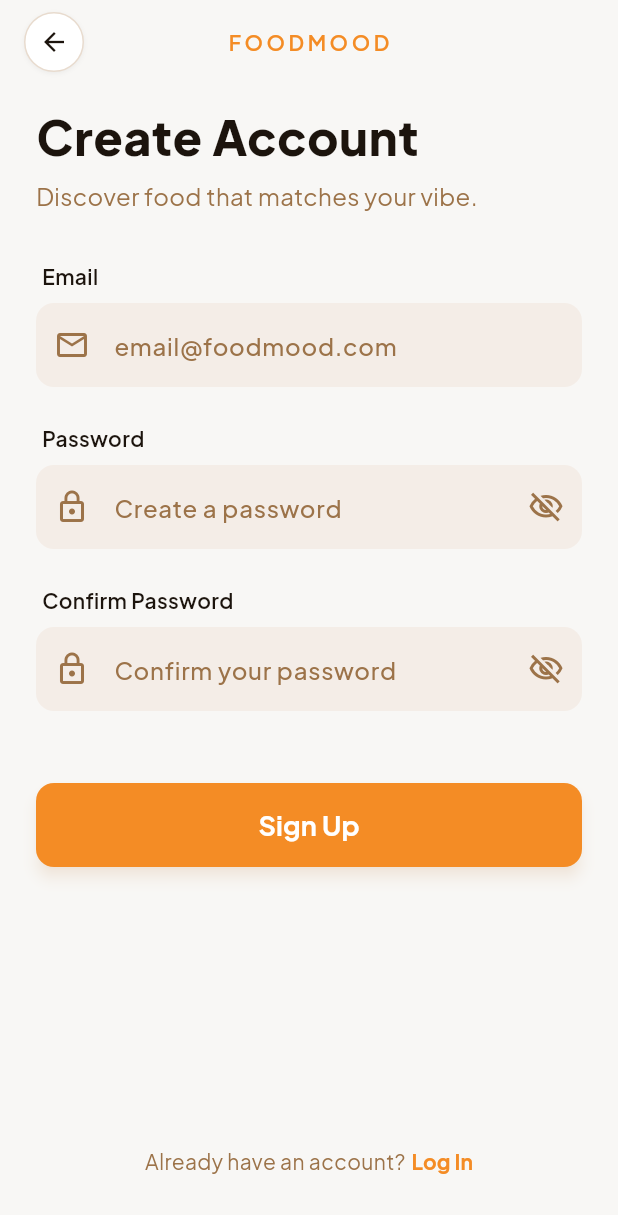
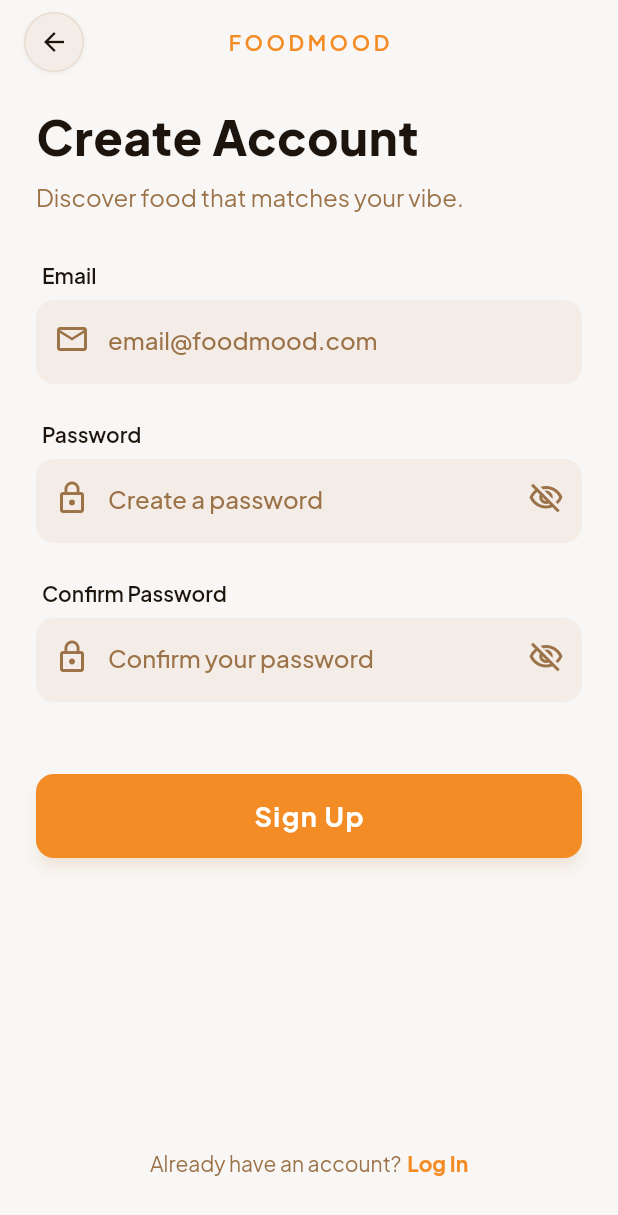
Before and after one commit to pckzy/FoodMood, a Flutter app: the screen it shows after launch, after a tap on "Create an Account", on a phone screen of 412 x 824 dp. Shown: the top 1215 px of the screen. Run offline on Flutter 3.47's test engine with Material 3 defaults, Android fonts, the light colour scheme and no system bars; our stand-ins replace flutter_dotenv, supabase_flutter; accounts and stored records are empty.

Commit message:
Add light/dark theme

```diff
--- a/lib/main.dart
+++ b/lib/main.dart
@@ -1,6 +1,9 @@
 import 'package:flutter/material.dart';
 import 'package:flutter_dotenv/flutter_dotenv.dart';
 import 'package:foodmood/auth/auth_gate.dart';
+import 'package:foodmood/theme/theme.dart';
+import 'package:foodmood/theme/theme_provider.dart';
+import 'package:provider/provider.dart';
 import 'package:supabase_flutter/supabase_flutter.dart';
 
 void main() async {
@@ -10,9 +13,14 @@
   final supabaseAnonKey = dotenv.env['SUPABASE_ANON_KEY']!;
   final supabaseUrl = dotenv.env['SUPABASE_URL']!;
 
-
-  await Supabase.initialize(anonKey: supabaseAnonKey, url: supabaseUrl );
-  runApp(const MainApp());
+  await Supabase.initialize(anonKey: supabaseAnonKey, url: supabaseUrl);
+  runApp(
+    ChangeNotifierProvider(
+      create: (context) => ThemeProvider(),
+      child: const MainApp(),
+    ),
+  );
+  // runApp(const MainApp());
 }
 
 class MainApp extends StatelessWidget {
@@ -22,7 +30,10 @@
   Widget build(BuildContext context) {
     return MaterialApp(
       title: 'FoodMood',
-      theme: ThemeData(useMaterial3: true, fontFamily: 'PlusJakartaSans'),
+      // theme: ThemeData(useMaterial3: true, fontFamily: 'PlusJakartaSans'),
+      // theme: lightMode,
+      theme: Provider.of<ThemeProvider>(context).themeData,
+      darkTheme: darkMode,
       home: AuthGate(),
       debugShowCheckedModeBanner: false,
     );
--- a/lib/screens/login_screen.dart
+++ b/lib/screens/login_screen.dart
@@ -71,8 +71,10 @@
 
   @override
   Widget build(BuildContext context) {
+    final colorScheme = Theme.of(context).colorScheme;
+
     return Scaffold(
-      backgroundColor: const Color(0xFFF8F7F5),
+      backgroundColor: colorScheme.surface,
       body: SafeArea(
         child: SingleChildScrollView(
           child: ConstrainedBox(
@@ -185,6 +187,8 @@
 
   @override
   Widget build(BuildContext context) {
+    final colorScheme = Theme.of(context).colorScheme;
+
     return Padding(
       padding: const EdgeInsets.fromLTRB(24, 48, 24, 24),
       child: Column(
@@ -195,7 +199,8 @@
             height: 200,
             decoration: BoxDecoration(
               shape: BoxShape.circle,
-              color: const Color(0xFFF48C25).withValues(alpha: 0.1),
+              color: colorScheme.secondary.withValues(alpha: 0.1),
+              // color: const Color(0xFFF48C25).withValues(alpha: 0.1),
               image: const DecorationImage(
                 image: AssetImage('assets/images/foodmood-logo.png'),
                 fit: BoxFit.cover,
@@ -205,24 +210,26 @@
           ),
           const SizedBox(height: 24),
           // Title
-          const Text(
+          Text(
             'FoodMood',
             style: TextStyle(
               fontSize: 30, // text-3xl (1.875rem = 30px)
               fontWeight: FontWeight.bold,
-              color: Color(0xFF1C140D),
+              color: colorScheme.primary,
+              // color: Color(0xFF1C140D),
               letterSpacing: 0.5,
               height: 1.2,
             ),
           ),
           const SizedBox(height: 8),
           // Subtitle
-          const Text(
+          Text(
             'Find your flavor',
             style: TextStyle(
               fontSize: 16, // text-base
               fontWeight: FontWeight.w500,
-              color: Color(0xFF9C7349),
+              color: colorScheme.onPrimary,
+              // color: Color(0xFF9C7349),
             ),
           ),
         ],
--- a/lib/screens/profile_screen.dart
+++ b/lib/screens/profile_screen.dart
@@ -1,5 +1,8 @@
 import 'package:flutter/material.dart';
 import 'package:foodmood/auth/auth_service.dart';
+import 'package:foodmood/theme/theme_provider.dart';
+import 'package:foodmood/widgets/test_btn.dart';
+import 'package:provider/provider.dart';
 
 class ProfileScreen extends StatefulWidget {
   const ProfileScreen({super.key});
@@ -24,7 +27,18 @@
         title: const Text('Profile'),
         actions: [IconButton(onPressed: logout, icon: Icon(Icons.logout))],
       ),
-      body: Center(child: Text(currentEmail.toString())),
+      backgroundColor: Theme.of(context).colorScheme.surface,
+      body: Column(
+        children: [
+          Center(child: Text(currentEmail.toString())),
+          MyButton(
+            color: Colors.blue[200],
+            onTap: () {
+              Provider.of<ThemeProvider>(context, listen: false).toggleTheme();
+            }
+          ),
+        ],
+      ),
     );
   }
 }
--- a/lib/screens/register_screen.dart
+++ b/lib/screens/register_screen.dart
@@ -118,8 +118,10 @@
 
   @override
   Widget build(BuildContext context) {
+    final colorScheme = Theme.of(context).colorScheme;
+
     return Scaffold(
-      backgroundColor: const Color(0xFFF8F7F5),
+      backgroundColor: colorScheme.surface,
       body: SafeArea(
         child: SingleChildScrollView(
           child: ConstrainedBox(
@@ -146,13 +148,13 @@
                     padding: const EdgeInsets.symmetric(horizontal: 24),
                     child: Column(
                       crossAxisAlignment: CrossAxisAlignment.start,
-                      children: const [
+                      children: [
                         Text(
                           'Create Account',
                           style: TextStyle(
                             fontSize: 32,
                             fontWeight: FontWeight.w800, // extrabold
-                            color: Color(0xFF1C140D),
+                            color: colorScheme.primary,
                             height: 1.2,
                             letterSpacing: 0.5,
                           ),
@@ -163,7 +165,7 @@
                           style: TextStyle(
                             fontSize: 16,
                             fontWeight: FontWeight.w400,
-                            color: Color(0xFF9C7349),
+                            color: colorScheme.onPrimary,
                             height: 1.5,
                           ),
                         ),
@@ -273,6 +275,8 @@
 
   @override
   Widget build(BuildContext context) {
+    final colorScheme = Theme.of(context).colorScheme;
+
     return Row(
       mainAxisAlignment: MainAxisAlignment.spaceBetween,
       children: [
@@ -281,9 +285,9 @@
           width: 40,
           height: 40,
           decoration: BoxDecoration(
-            color: Colors.white,
+            color: colorScheme.onSurfaceVariant,
             borderRadius: BorderRadius.circular(9999),
-            border: Border.all(color: const Color(0xFFE8DBCE)),
+            border: Border.all(color: colorScheme.tertiary),
             boxShadow: [
               BoxShadow(
                 color: Colors.black.withValues(alpha: 0.05),
@@ -299,10 +303,10 @@
               onTap: () {
                 Navigator.pop(context);
               },
-              child: const Icon(
+              child: Icon(
                 Icons.arrow_back,
                 size: 20,
-                color: Color(0xFF1C140D),
+                color: colorScheme.primary,
               ),
             ),
           ),
--- /dev/null
+++ b/lib/theme/theme.dart
@@ -0,0 +1,72 @@
+import 'package:flutter/material.dart';
+
+ThemeData lightMode = ThemeData(
+  useMaterial3: false,
+  brightness: Brightness.light,
+  fontFamily: 'PlusJakartaSans',
+
+  colorScheme: ColorScheme.light(
+    surface: Color(0xFFF8F7F5),
+    primary: Color(0xFF1C140D),
+    onPrimary: Color(0xFF9C7349),
+    secondary: Color(0xFFF48C25),
+    tertiary: Color(0xFFE8DBCE),
+    onSurface: Color(0xFF9C7349),
+    onSurfaceVariant: Color(0xFFF4EDE7),
+    surfaceTint: Colors.transparent,
+  ),
+);
+
+ThemeData darkMode = ThemeData(
+  useMaterial3: false,
+  brightness: Brightness.dark,
+  fontFamily: 'PlusJakartaSans',
+
+  colorScheme: ColorScheme.dark(
+    // surface: Colors.brown.shade800,
+    surface: Color(0xFF221910),
+    primary: Color(0xFFF8F7F5),
+    onPrimary: Color(0xFFD4BCA5),
+    secondary: Color(0xFFF48C25),
+    tertiary: Color(0xFF2C241B),
+    onSurface: Color(0xFF7A6558),
+    onSurfaceVariant: Color(0xFF322820),
+    surfaceTint: Colors.transparent,
+  ),
+);
+
+// ThemeData darkMode = ThemeData(
+//   useMaterial3: false,
+//   brightness: Brightness.dark,
+//   fontFamily: 'PlusJakartaSans',
+
+//   colorScheme: const ColorScheme.dark(
+//     // === Main brand colors ===
+//     primary: Color(0xFFF8F7F5), // ข้อความหลัก / icon
+//     onPrimary: Color(0xFF221910),
+
+//     secondary: Color(0xFFF48C25), // accent
+//     onSecondary: Color(0xFF221910),
+
+//     tertiary: Color(0xFFD97706), // accent รอง
+//     onTertiary: Color(0xFF221910),
+
+//     // === Surfaces ===
+//     surface: Color(0xFF221910),
+//     onSurface: Color(0xFFF8F7F5),
+//     onSurfaceVariant: Color(0xFF7A6558),
+
+//     // === Utility ===
+//     outline: Color(0xFF4A3A2F),
+//     outlineVariant: Color(0xFF3A2E26),
+
+//     error: Color(0xFFEF4444),
+//     onError: Color(0xFF221910),
+
+//     shadow: Colors.black,
+//     scrim: Colors.black,
+
+//     // === สำคัญมาก ===
+//     surfaceTint: Colors.transparent,
+//   ),
+// );
--- /dev/null
+++ b/lib/theme/theme_provider.dart
@@ -0,0 +1,21 @@
+import 'package:flutter/material.dart';
+import 'package:foodmood/theme/theme.dart';
+
+class ThemeProvider with ChangeNotifier {
+  ThemeData _themeData = lightMode;
+
+  ThemeData get themeData => _themeData;
+
+  set themeData(ThemeData themeData) {
+    _themeData = themeData;
+    notifyListeners();
+  }
+
+  void toggleTheme() {
+    if (_themeData == lightMode) {
+      themeData = darkMode;
+    } else {
+      themeData = lightMode;
+    }
+  }
+}
--- a/lib/widgets/auth_footer.dart
+++ b/lib/widgets/auth_footer.dart
@@ -13,6 +13,8 @@
 
   @override
   Widget build(BuildContext context) {
+    final colorScheme = Theme.of(context).colorScheme;
+
     return Padding(
       padding: const EdgeInsets.all(24),
       child: Column(
@@ -22,7 +24,8 @@
             children: [
               Text(
                 footerText,
-                style: TextStyle(fontSize: 14, color: Color(0xFF9C7349)),
+                style: TextStyle(fontSize: 14, color: colorScheme.onPrimary),
+                // style: TextStyle(fontSize: 14, color: Color(0xFF9C7349)),
               ),
               const SizedBox(width: 4),
               TextButton(
@@ -37,7 +40,8 @@
                   style: TextStyle(
                     fontSize: 14,
                     fontWeight: FontWeight.bold,
-                    color: Color(0xFFF48C25),
+                    color: colorScheme.secondary,
+                    // color: Color(0xFFF48C25),
                   ),
                 ),
               ),
--- a/lib/widgets/custom_textfield.dart
+++ b/lib/widgets/custom_textfield.dart
@@ -27,6 +27,7 @@
   @override
   Widget build(BuildContext context) {
     final hasError = errorText != null && errorText!.isNotEmpty;
+    final colorScheme = Theme.of(context).colorScheme;
 
     return Column(
       crossAxisAlignment: CrossAxisAlignment.start,
@@ -38,38 +39,40 @@
             style: TextStyle(
               fontSize: 14, // text-sm
               fontWeight: FontWeight.w600,
-              color: Color(0xFF1C140D),
+              // color: Color(0xFF1C140D),
+              color: colorScheme.primary,
             ),
           ),
         ),
         Container(
           height: 56, // h-14 (3.5rem = 56px)
           decoration: BoxDecoration(
-            color: const Color(0xFFF4EDE7),
+            color: colorScheme.onSurfaceVariant,
+            // color: const Color(0xFFF4EDE7),
             borderRadius: BorderRadius.circular(12), // rounded-xl
-            border:
-                hasError
-                ? Border.all(color: Colors.red, width: 1.5)
-                : null,
+            border: hasError ? Border.all(color: Colors.red, width: 1.5) : null,
           ),
           child: TextField(
             controller: controller,
             obscureText: isPassword && !isPasswordVisible,
-            style: const TextStyle(
+            style: TextStyle(
               fontSize: 16,
               fontWeight: FontWeight.w500,
               // color: Color(0xFF1C140D),
-              color: Color(0xFF9C7349),
+              // color: Color(0xFF9C7349),
+              color: colorScheme.onPrimary,
             ),
             decoration: InputDecoration(
               hintText: hintText,
-              hintStyle: const TextStyle(
-                color: Color(0xFF9C7349),
+              hintStyle: TextStyle(
+                // color: Color(0xFF9C7349),
+                color: colorScheme.onPrimary,
                 fontWeight: FontWeight.w500,
               ),
               prefixIcon: Icon(
                 icon,
-                color: hasError ? Colors.red : const Color(0xFF9C7349),
+                // color: hasError ? Colors.red : const Color(0xFF9C7349),
+                color: hasError ? Colors.red : colorScheme.onPrimary,
                 size: 24,
               ),
               suffixIcon: isPassword
@@ -78,7 +81,8 @@
                         isPasswordVisible
                             ? Icons.visibility_outlined
                             : Icons.visibility_off_outlined,
-                        color: const Color(0xFF9C7349),
+                        color: colorScheme.onPrimary,
+                        // color: const Color(0xFF9C7349),
                         size: 24,
                       ),
                       onPressed: onTogglePassword,
@@ -119,12 +123,13 @@
                   minimumSize: const Size(0, 0),
                   tapTargetSize: MaterialTapTargetSize.shrinkWrap,
                 ),
-                child: const Text(
+                child: Text(
                   'Forgot Password?',
                   style: TextStyle(
                     fontSize: 14,
                     fontWeight: FontWeight.w600,
-                    color: Color(0xFFF48C25),
+                    color: colorScheme.secondary,
+                    // color: Color(0xFFF48C25),
                   ),
                 ),
               ),
--- a/lib/widgets/primary_button.dart
+++ b/lib/widgets/primary_button.dart
@@ -1,28 +1,27 @@
 import 'package:flutter/material.dart';
 
 class PrimaryButton extends StatelessWidget {
-
   final String text;
   final VoidCallback? onPressed;
 
-  const PrimaryButton({
-    super.key,
-    required this.text,
-    this.onPressed,
-  });
+  const PrimaryButton({super.key, required this.text, this.onPressed});
 
   @override
   Widget build(BuildContext context) {
+    final colorScheme = Theme.of(context).colorScheme;
+
     return SizedBox(
       width: double.infinity,
       height: 56,
       child: ElevatedButton(
         onPressed: onPressed ?? () {},
         style: ElevatedButton.styleFrom(
-          backgroundColor: const Color(0xFFF48C25),
+          backgroundColor: colorScheme.secondary,
+          // backgroundColor: const Color(0xFFF48C25),
           foregroundColor: Colors.white,
           elevation: 4,
-          shadowColor: const Color(0xFFF48C25).withValues(alpha: 0.2),
+          shadowColor: colorScheme.secondary.withValues(alpha: 0.2),
+          // shadowColor: const Color(0xFFF48C25).withValues(alpha: 0.2),
           shape: RoundedRectangleBorder(
             borderRadius: BorderRadius.circular(12),
           ),
@@ -32,6 +31,7 @@
           style: TextStyle(
             fontSize: 18, // text-lg
             fontWeight: FontWeight.bold,
+            letterSpacing: 1.0,
           ),
         ),
       ),
--- /dev/null
+++ b/lib/widgets/test_btn.dart
@@ -0,0 +1,22 @@
+import 'package:flutter/material.dart';
+
+class MyButton extends StatelessWidget {
+  final Color? color;
+  final void Function()? onTap;
+  const MyButton({super.key, required this.color, required this.onTap});
+
+  @override
+  Widget build(BuildContext context) {
+    return GestureDetector(
+      onTap: onTap,
+      child: Container(
+        decoration: BoxDecoration(
+          color: color,
+          borderRadius: BorderRadius.circular(8)
+        ),
+        padding: const EdgeInsets.all(25),
+        child: const Center(child: Text('TAP'),),
+      ),
+    );
+  }
+}
--- a/pubspec.yaml
+++ b/pubspec.yaml
@@ -11,6 +11,7 @@
     sdk: flutter
   flutter_dotenv: ^6.0.0
   supabase_flutter: ^2.12.0
+  provider:
 
 dev_dependencies:
   flutter_test:
```
Also changed, not shown: pubspec.lock, 1 other file.
